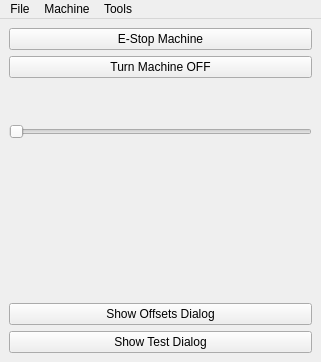
Before: the Qt Designer form examples/mini/mini.ui in kcjengr/qtpyvcp, drawn with Qt 5.
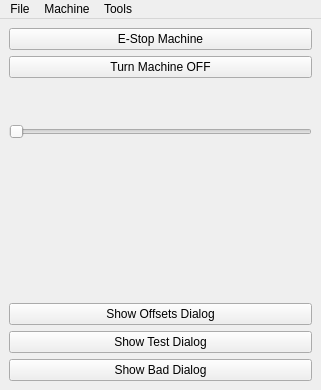
After: the same form once the commit is applied. Custom widgets are drawn as their Qt base class.

Commit message: add showDialog method and add error handling

```diff
--- a/examples/mini/mini.ui
+++ b/examples/mini/mini.ui
@@ -7,7 +7,7 @@
     <x>0</x>
     <y>0</y>
     <width>321</width>
-    <height>350</height>
+    <height>378</height>
    </rect>
   </property>
   <property name="focusPolicy">
@@ -255,7 +255,17 @@
        <string>Show Test Dialog</string>
       </property>
       <property name="dialogName" stdset="0">
-       <string>test_dialog</string>
+       <string>open_file</string>
+      </property>
+     </widget>
+    </item>
+    <item>
+     <widget class="ShowDialogButton" name="showdialogbutton_3">
+      <property name="text">
+       <string>Show Bad Dialog</string>
+      </property>
+      <property name="dialogName" stdset="0">
+       <string>xcv</string>
       </property>
      </widget>
     </item>
```
The commit also changes 3 other files.
